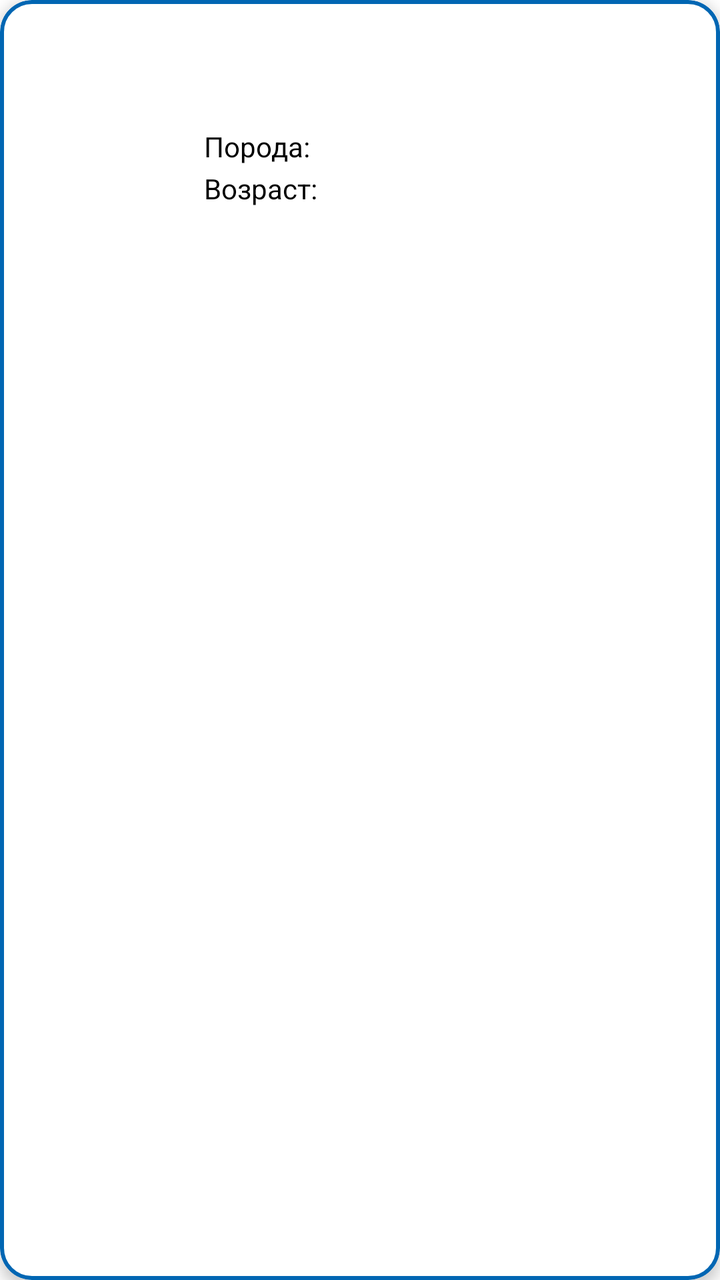
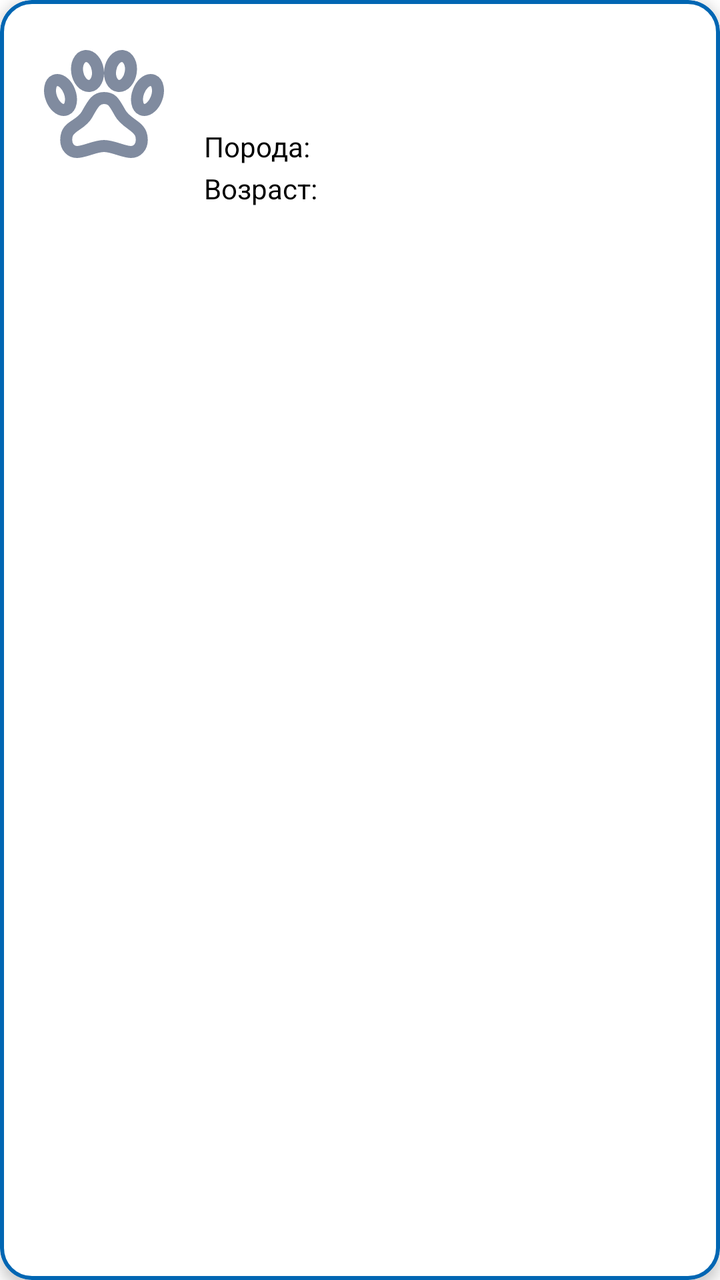

Compare the two renders of this Android layout. The source of the first and the diff that turns it into the second are given below.
<!-- AndroidManifest.xml: application theme Theme.VetUslugi -->
<!-- res/layout/item_animal.xml -->
<?xml version="1.0" encoding="utf-8"?>
<com.google.android.material.card.MaterialCardView xmlns:android="http://schemas.android.com/apk/res/android"
    xmlns:app="http://schemas.android.com/apk/res-auto"
    android:layout_width="match_parent"
    android:layout_height="wrap_content"
    android:layout_marginStart="12dp"
    android:layout_marginEnd="12dp"
    android:layout_marginTop="6dp"
    android:layout_marginBottom="6dp"
    android:backgroundTint="?android:attr/background"
    app:cardCornerRadius="16dp"
    app:cardElevation="4dp"
    app:strokeColor="@color/blue"
    app:strokeWidth="2dp">

    <LinearLayout
        android:layout_width="match_parent"
        android:layout_height="wrap_content"
        android:orientation="horizontal"
        android:padding="16dp">

        <ImageView
            android:id="@+id/ivAnimalPhoto"
            android:layout_width="72dp"
            android:layout_height="72dp"
            android:layout_marginEnd="14dp"
            android:scaleType="centerCrop"
            android:background="@drawable/rounded_image"
            android:clipToOutline="true" />

        <LinearLayout
            android:layout_width="0dp"
            android:layout_height="wrap_content"
            android:layout_gravity="center_vertical"
            android:layout_weight="1"
            android:orientation="vertical">

            <TextView
                android:id="@+id/tvAnimalNickname"
                android:layout_width="wrap_content"
                android:layout_height="wrap_content"
                android:textColor="?android:attr/colorPrimary"
                android:textSize="17sp"
                android:textStyle="bold" />

            <TextView
                android:id="@+id/tvAnimalSpecies"
                android:layout_width="wrap_content"
                android:layout_height="wrap_content"
                android:layout_marginTop="2dp"
                android:textColor="?android:attr/colorPrimary"
                android:textSize="14sp" />

            <LinearLayout
                android:layout_width="wrap_content"
                android:layout_height="wrap_content"
                android:layout_marginTop="4dp">

                <TextView
                    android:layout_width="wrap_content"
                    android:layout_height="wrap_content"
                    android:text="Порода: "
                    android:textColor="?android:attr/colorPrimary"
                    android:textSize="14sp" />

                <TextView
                    android:id="@+id/tvAnimalBreed"
                    android:layout_width="wrap_content"
                    android:layout_height="wrap_content"
                    android:textColor="?android:attr/colorPrimary"
                    android:textSize="14sp" />
            </LinearLayout>

            <LinearLayout
                android:layout_width="wrap_content"
                android:layout_height="wrap_content"
                android:layout_marginTop="2dp">

                <TextView
                    android:layout_width="wrap_content"
                    android:layout_height="wrap_content"
                    android:text="Возраст: "
                    android:textColor="?android:attr/colorPrimary"
                    android:textSize="14sp" />

                <TextView
                    android:id="@+id/tvAnimalAge"
                    android:layout_width="wrap_content"
                    android:layout_height="wrap_content"
                    android:textColor="?android:attr/colorPrimary"
                    android:textSize="14sp" />
            </LinearLayout>

            <TextView
                android:id="@+id/tvAnimalDiseases"
                android:layout_width="wrap_content"
                android:layout_height="wrap_content"
                android:layout_marginTop="4dp"
                android:textSize="13sp"
                android:textStyle="bold"
                android:visibility="gone" />

        </LinearLayout>

    </LinearLayout>

</com.google.android.material.card.MaterialCardView>
<!-- resources referenced by this layout -->
<resources>
  <color name="blue">#0066B3</color>
  <!-- drawable rounded_image (drawable) -->
  <?xml version="1.0" encoding="utf-8"?>
  <shape xmlns:android="http://schemas.android.com/apk/res/android">
      <solid android:color="@android:color/transparent" />
      <corners android:radius="12dp" />
  </shape>
  <style name="Theme.VetUslugi" parent="Base.Theme.VetUslugi" />
  <style name="Base.Theme.VetUslugi" parent="Theme.Material3.DayNight.NoActionBar">
  
          <item name="materialButtonStyle">@style/Button</item>
          <item name="android:textViewStyle">@style/TextView</item>
          <item name="editTextStyle">@style/EditText</item>
          <item name="checkboxStyle">@style/BlueCheckBoxStyle</item>
  
          <item name="android:background">@color/white</item>
          <item name="colorPrimary">@color/black</item>
      </style>
  <style name="Button" parent="Widget.Material3.Button">
          <item name="shapeAppearanceOverlay">@style/ShapeAppearance.VetUslugi.Button</item>
          <item name="backgroundTint">@android:color/white</item>
          <item name="strokeColor">@color/blue</item>
          <item name="strokeWidth">2dp</item>
          <item name="android:textColor">@color/blue</item>
          <item name="android:textSize">20sp</item>
      </style>
  <style name="TextView" parent="android:Widget.TextView">
          <item name="android:textSize">20sp</item>
          <item name="android:textColor">@color/black</item>
      </style>
  <style name="EditText" parent="android:Widget.EditText">
          <item name="android:textColorHint">@color/light_blue</item>
          <item name="android:textSize">20sp</item>
          <item name="android:textColor">@color/blue</item>
          <item name="android:background">@drawable/rounded_corners</item>
      </style>
  <style name="BlueCheckBoxStyle" parent="Widget.AppCompat.CompoundButton.CheckBox">
          <item name="android:buttonTint">@color/checkbox_blue_tint</item>
      </style>
  <color name="white">#FFFFFF</color>
  <color name="black">#000000</color>
  <style name="ShapeAppearance.VetUslugi.Button" parent="ShapeAppearance.MaterialComponents.SmallComponent">
          <item name="cornerFamily">rounded</item>
          <item name="cornerSize">8dp</item>
      </style>
  <color name="light_blue">#85ACFF</color>
  <!-- drawable rounded_corners (drawable) -->
  <?xml version="1.0" encoding="utf-8"?>
  <selector xmlns:android="http://schemas.android.com/apk/res/android">
  
      <item android:state_focused="true">
          <shape>
              <solid android:color="?android:attr/background" />
              <stroke android:width="2.5dp" android:color="@color/blue" />
              <corners android:radius="25dp" />
              <padding
                  android:bottom="10dp"
                  android:left="12dp"
                  android:right="12dp"
                  android:top="10dp" />
          </shape>
      </item>
  
      <item>
          <shape>
              <solid android:color="?android:attr/background" />
              <stroke android:width="2dp" android:color="@color/blue" />
              <corners android:radius="25dp" />
              <padding
                  android:bottom="10dp"
                  android:left="12dp"
                  android:right="12dp"
                  android:top="10dp" />
          </shape>
      </item>
  
  </selector>
</resources>

<!-- the commit's change to res/layout/item_animal.xml (unified diff, before → after) -->
@@ -25,6 +25,7 @@
             android:layout_height="72dp"
             android:layout_marginEnd="14dp"
             android:scaleType="centerCrop"
+            android:src="@drawable/nursery"
             android:background="@drawable/rounded_image"
             android:clipToOutline="true" />
 
<!-- resource entries referenced after the edit -->
@@ -1,6 +1,7 @@
 <!-- resources referenced by this layout -->
 <resources>
   <color name="blue">#0066B3</color>
+  <!-- drawable nursery: vector/xml drawable (drawable, 2520 chars, omitted) -->
   <!-- drawable rounded_image (drawable) -->
   <?xml version="1.0" encoding="utf-8"?>
   <shape xmlns:android="http://schemas.android.com/apk/res/android">
